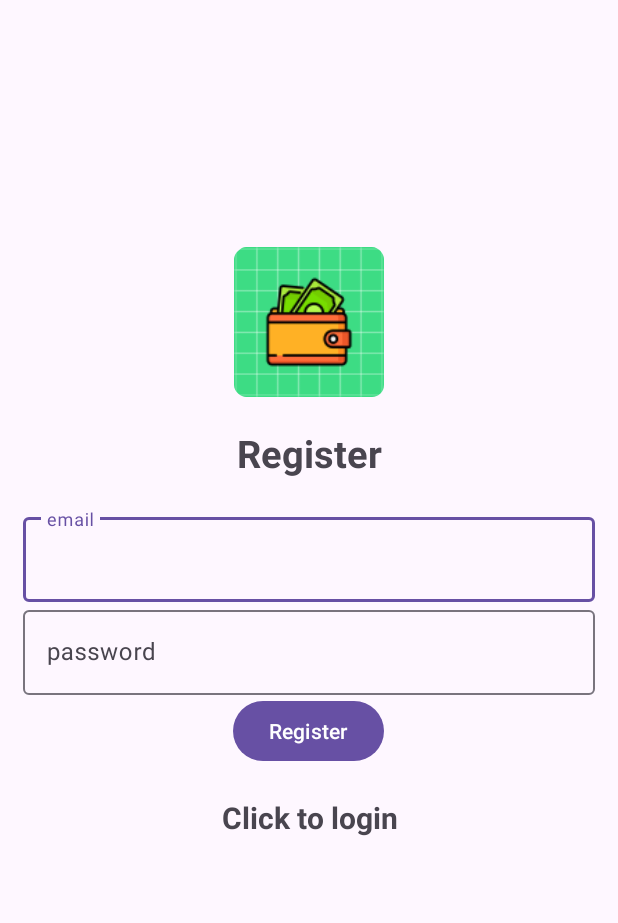
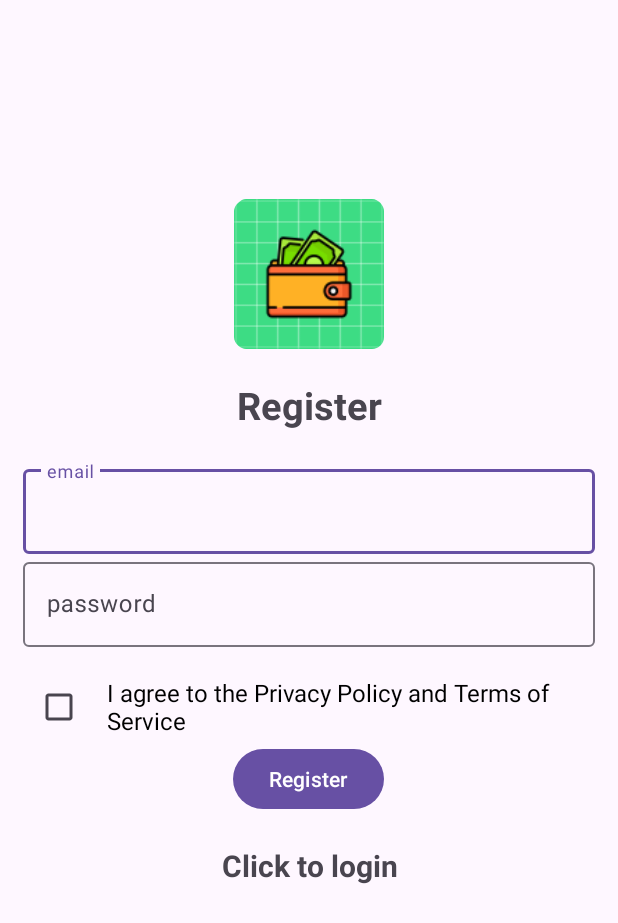
Before and after one commit to Josip998/MyWallet, an Android app: the screen it shows after launch (Register), after a tap on "Click to register", on a phone screen of 412 x 824 dp. Shown: the top 923 px of the screen. Run offline under Robolectric (Android 15) with nearby library versions, the phone set to English and light mode, and no system bars; our stand-ins replace Firebase (no records; nobody signed in at launch, a user with empty details on screens opened directly).

Commit message:
Added privacy policy

```diff
--- a/app/src/main/java/com/example/mywallet/Login.java
+++ b/app/src/main/java/com/example/mywallet/Login.java
@@ -4,6 +4,7 @@ import androidx.annotation.NonNull;
 import androidx.appcompat.app.AppCompatActivity;
 
 import android.content.Intent;
+import android.net.Uri;
 import android.os.Bundle;
 import android.text.TextUtils;
 import android.view.View;
@@ -61,6 +62,13 @@ public class Login extends AppCompatActivity {
             }
         });
 
+        TextView privacyPolicyLink = findViewById(R.id.privacy_policy_link);
+        privacyPolicyLink.setOnClickListener(v -> {
+            String url = "https://www.freeprivacypolicy.com/live/5494f6f2-dec2-46ff-abfc-b7f243d8ada2";
+            Intent intent = new Intent(Intent.ACTION_VIEW, Uri.parse(url));
+            startActivity(intent);
+        });
+
         buttonLogin.setOnClickListener(new View.OnClickListener() {
             @Override
             public void onClick(View v) {
--- a/app/src/main/java/com/example/mywallet/MainActivity.java
+++ b/app/src/main/java/com/example/mywallet/MainActivity.java
@@ -1,6 +1,7 @@
 package com.example.mywallet;
 
 import android.content.Intent;
+import android.net.Uri;
 import android.os.Bundle;
 import android.view.View;
 import android.widget.Button;
@@ -52,6 +53,13 @@ public class MainActivity extends AppCompatActivity {
             }
         });
 
+        TextView privacyPolicyLink = findViewById(R.id.privacy_policy_link);
+        privacyPolicyLink.setOnClickListener(v -> {
+            String url = "https://www.freeprivacypolicy.com/live/5494f6f2-dec2-46ff-abfc-b7f243d8ada2";
+            Intent intent = new Intent(Intent.ACTION_VIEW, Uri.parse(url));
+            startActivity(intent);
+        });
+
 
 
         buttonViewWallets.setOnClickListener(new View.OnClickListener() {
--- a/app/src/main/java/com/example/mywallet/Register.java
+++ b/app/src/main/java/com/example/mywallet/Register.java
@@ -4,20 +4,22 @@ import androidx.annotation.NonNull;
 import androidx.appcompat.app.AppCompatActivity;
 
 import android.content.Intent;
+import android.net.Uri;
 import android.os.Bundle;
 import android.text.TextUtils;
 import android.view.View;
 import android.widget.Button;
+import android.widget.CheckBox;
 import android.widget.ProgressBar;
 import android.widget.TextView;
 import android.widget.Toast;
 
 import com.google.android.gms.tasks.OnCompleteListener;
 import com.google.android.gms.tasks.Task;
-import com.google.android.material.textfield.TextInputEditText;
 import com.google.firebase.auth.AuthResult;
 import com.google.firebase.auth.FirebaseAuth;
 import com.google.firebase.auth.FirebaseUser;
+import com.google.android.material.textfield.TextInputEditText;
 
 public class Register extends AppCompatActivity {
 
@@ -25,18 +27,20 @@ public class Register extends AppCompatActivity {
     Button buttonReg;
     FirebaseAuth mAuth;
     ProgressBar progressBar;
-    TextView textView;
+    TextView textView, privacyPolicyLink;
+    CheckBox checkboxTerms;
 
     @Override
     public void onStart() {
         super.onStart();
         FirebaseUser currentUser = mAuth.getCurrentUser();
-        if(currentUser != null){
+        if (currentUser != null) {
             Intent intent = new Intent(getApplicationContext(), MainActivity.class);
             startActivity(intent);
             finish();
         }
     }
+
     @Override
     protected void onCreate(Bundle savedInstanceState) {
         super.onCreate(savedInstanceState);
@@ -47,6 +51,20 @@ public class Register extends AppCompatActivity {
         buttonReg = findViewById(R.id.btn_register);
         progressBar = findViewById(R.id.progressBar);
         textView = findViewById(R.id.loginNow);
+        checkboxTerms = findViewById(R.id.checkbox_terms);
+        privacyPolicyLink = findViewById(R.id.privacy_policy_link);
+
+        // Set up click listener for the privacy policy link
+        privacyPolicyLink.setOnClickListener(new View.OnClickListener() {
+            @Override
+            public void onClick(View v) {
+                String url = "https://www.freeprivacypolicy.com/live/5494f6f2-dec2-46ff-abfc-b7f243d8ada2"; // Update with your actual URL
+                Intent intent = new Intent(Intent.ACTION_VIEW, Uri.parse(url));
+                startActivity(intent);
+            }
+        });
+
+        // Set up click listener for the login text view
         textView.setOnClickListener(new View.OnClickListener() {
             @Override
             public void onClick(View v) {
@@ -55,13 +73,19 @@ public class Register extends AppCompatActivity {
                 finish();
             }
         });
+
+        // Set up click listener for the register button
         buttonReg.setOnClickListener(new View.OnClickListener() {
             @Override
             public void onClick(View v) {
+                if (!checkboxTerms.isChecked()) {
+                    Toast.makeText(Register.this, "You must agree to the Privacy Policy and Terms of Service", Toast.LENGTH_SHORT).show();
+                    return;
+                }
+
                 progressBar.setVisibility(View.VISIBLE);
-                String email, password;
-                email = String.valueOf(editTextEmail.getText());
-                password = String.valueOf(editTextPassword.getText());
+                String email = String.valueOf(editTextEmail.getText()).trim();
+                String password = String.valueOf(editTextPassword.getText()).trim();
 
                 if (TextUtils.isEmpty(email)) {
                     Toast.makeText(Register.this, "Enter email", Toast.LENGTH_SHORT).show();
@@ -79,19 +103,12 @@ public class Register extends AppCompatActivity {
                             public void onComplete(@NonNull Task<AuthResult> task) {
                                 progressBar.setVisibility(View.GONE);
                                 if (task.isSuccessful()) {
-
-                                    Toast.makeText(Register.this, "Account created.",
-                                            Toast.LENGTH_SHORT).show();
+                                    Toast.makeText(Register.this, "Account created.", Toast.LENGTH_SHORT).show();
                                     Intent intent = new Intent(getApplicationContext(), Login.class);
                                     startActivity(intent);
                                     finish();
-
-
                                 } else {
-                                    // If sign in fails, display a message to the user.
-                                    Toast.makeText(Register.this, "Authentication failed.",
-                                            Toast.LENGTH_SHORT).show();
-
+                                    Toast.makeText(Register.this, "Authentication failed.", Toast.LENGTH_SHORT).show();
                                 }
                             }
                         });
--- a/app/src/main/res/layout/activity_register.xml
+++ b/app/src/main/res/layout/activity_register.xml
@@ -25,9 +25,10 @@
         android:layout_marginBottom="20dp"
         android:layout_width="match_parent"
         android:layout_height="wrap_content" />
+
     <com.google.android.material.textfield.TextInputLayout
         android:layout_width="match_parent"
-        android:layout_height="wrap_content" >
+        android:layout_height="wrap_content">
 
         <com.google.android.material.textfield.TextInputEditText
             android:id="@+id/email"
@@ -38,7 +39,7 @@
 
     <com.google.android.material.textfield.TextInputLayout
         android:layout_width="match_parent"
-        android:layout_height="wrap_content" >
+        android:layout_height="wrap_content">
 
         <com.google.android.material.textfield.TextInputEditText
             android:id="@+id/password"
@@ -46,11 +47,39 @@
             android:layout_width="match_parent"
             android:layout_height="wrap_content"/>
     </com.google.android.material.textfield.TextInputLayout>
+
     <ProgressBar
         android:id="@+id/progressBar"
         android:visibility="gone"
         android:layout_width="wrap_content"
         android:layout_height="wrap_content" />
+
+    <!-- LinearLayout to hold the CheckBox and Privacy Policy link -->
+    <LinearLayout
+        android:layout_width="match_parent"
+        android:layout_height="wrap_content"
+        android:orientation="horizontal"
+        android:gravity="center_vertical"
+        android:layout_marginTop="16dp">
+
+        <CheckBox
+            android:id="@+id/checkbox_terms"
+            android:layout_width="wrap_content"
+            android:layout_height="wrap_content"/>
+
+        <TextView
+            android:id="@+id/privacy_policy_link"
+            android:layout_width="wrap_content"
+            android:layout_height="wrap_content"
+            android:text="I agree to the Privacy Policy and Terms of Service"
+            android:textColor="@android:color/black"
+            android:textSize="16sp"
+            android:layout_marginStart="8dp"
+            android:clickable="true"
+            android:autoLink="web"/>
+
+    </LinearLayout>
+
     <Button
         android:id="@+id/btn_register"
         android:text="@string/register"
```
Also changed, not shown: app/src/main/res/layout/activity_login.xml (+10 -0 lines), app/src/main/res/layout/activity_main.xml (+10 -0 lines).
